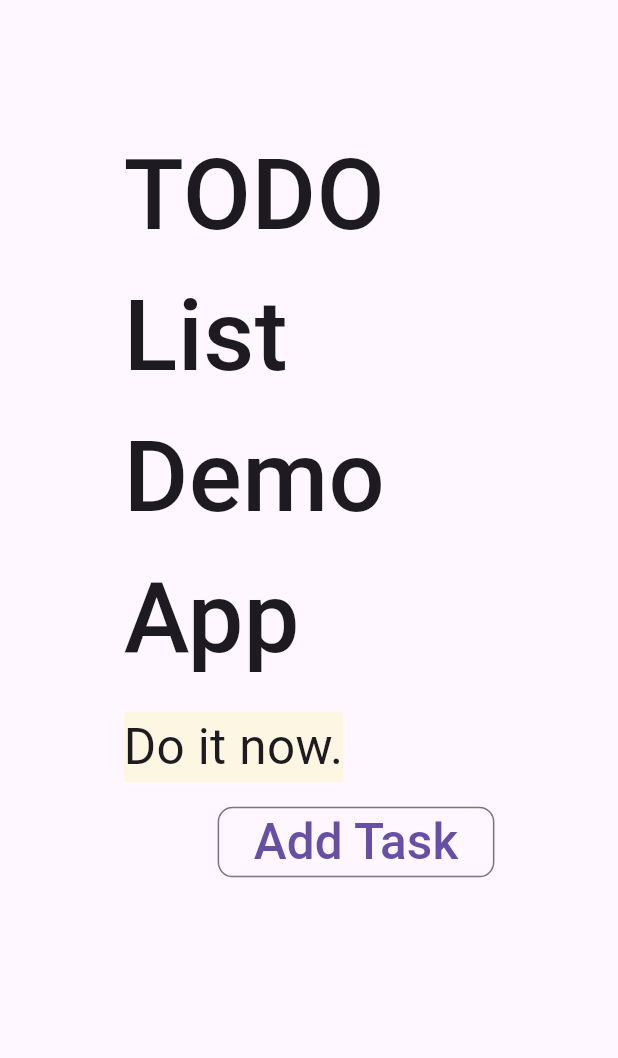
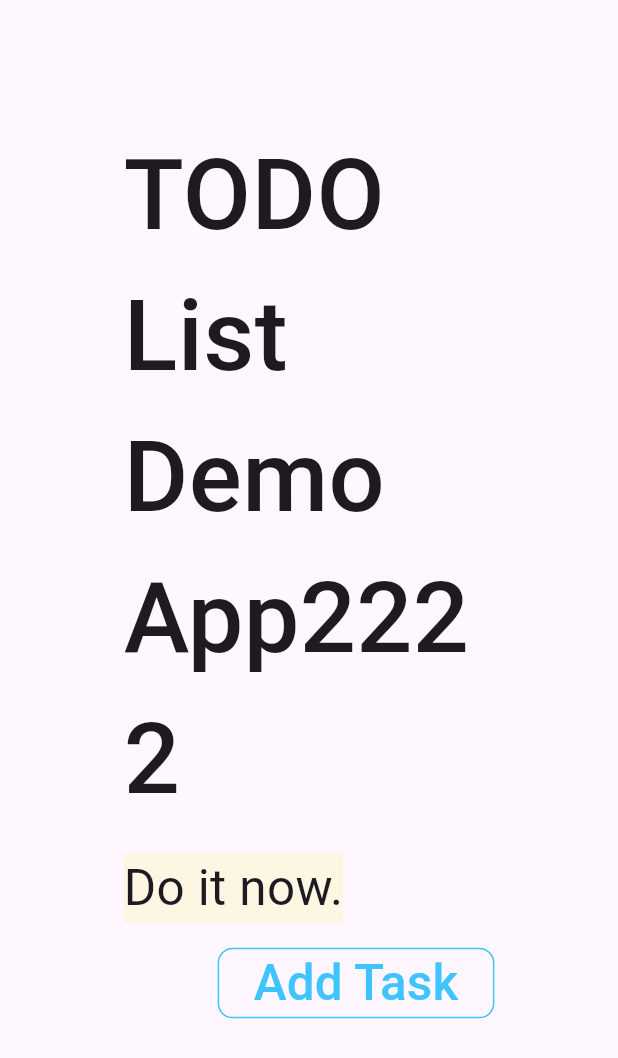
Before and after one commit to SD19767/todolist, a Flutter app: the screen it shows after launch, on a phone screen of 412 x 824 dp. Shown: the top 1058 px of the screen. Run offline on Flutter 3.47's test engine with Material 3 defaults, Android fonts, the phone set to English and light mode, and no system bars; our stand-ins replace get.

Commit message:
homePage update: add task button border color

```diff
--- a/lib/pages/home_page.dart
+++ b/lib/pages/home_page.dart
@@ -21,10 +21,12 @@ class HomePage extends StatelessWidget {
         child: Column(
           crossAxisAlignment: CrossAxisAlignment.start,
           children: [
-            Text('TODO List Demo App',
-        style: TextStyle(fontSize: bigTitleSize, fontWeight: FontWeight.w500),),
-        SizedBox(height: 16),
-
+            Text(
+              'TODO List Demo App2222',
+              style: TextStyle(
+                  fontSize: bigTitleSize, fontWeight: FontWeight.w500),
+            ),
+            SizedBox(height: 16),
             Container(
               color: Color(0xFFFDF6E3),
               child: Text(
@@ -40,10 +42,17 @@ class HomePage extends StatelessWidget {
                   onPressed: () {
                     // Add task logic here
                   },
-                  style:OutlinedButton.styleFrom(
-                  shape: RoundedRectangleBorder(borderRadius: BorderRadius.circular(10),)
-                ),
-                  child: Text('Add Task', style: TextStyle(fontSize: titleSize)),
+                  style: OutlinedButton.styleFrom(
+                    shape: RoundedRectangleBorder(
+                      borderRadius: BorderRadius.circular(10),
+                    ),
+                    side: const BorderSide(
+                        width: 1, color: Colors.lightBlueAccent),
+                  ),
+                  child: Text('Add Task',
+                      style: TextStyle(
+                          fontSize: titleSize,
+                          color: Colors.lightBlueAccent)),
                 ),
               ],
             ),
```
